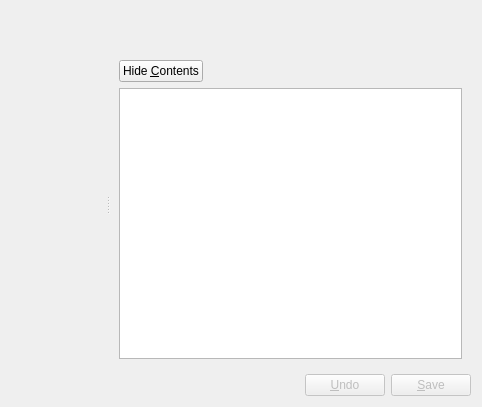
KDE/kwalletmanager, file src/manager/walletwidget.ui: the form before one commit.
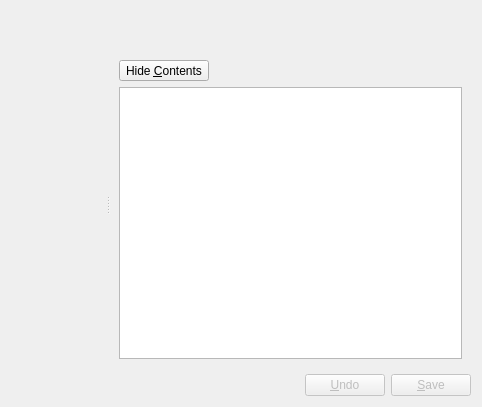
The form after the commit. The open tabs and pages were chosen to show the change. Custom widgets are drawn as their Qt base class.

Commit message:
Password contents can now always been shown when navigating the tree
The "show contents" and "hide contenst" buttons now received a menu
with a checkable action letting the user to change the behavior of
the editor when it selects a password entry.

The menu is displayed by long clicking the respective buttons. If
"always show contents" is checked, then the editor will show password
contents right away. No need to click "show contents".

The corresponding setting is put into the rc file so it'll be restored
upon kwalletmanager restart.

The edit to the form file:
```diff
--- a/src/manager/walletwidget.ui
+++ b/src/manager/walletwidget.ui
@@ -134,10 +134,19 @@
            <item>
             <layout class="QHBoxLayout" name="horizontalLayout_3">
              <item>
-              <widget class="KPushButton" name="_hideContents">
+              <widget class="QToolButton" name="_hideContents">
                <property name="text">
                 <string>Hide &amp;Contents</string>
                </property>
+               <property name="popupMode">
+                <enum>QToolButton::DelayedPopup</enum>
+               </property>
+               <property name="toolButtonStyle">
+                <enum>Qt::ToolButtonTextOnly</enum>
+               </property>
+               <property name="arrowType">
+                <enum>Qt::DownArrow</enum>
+               </property>
               </widget>
              </item>
              <item>
```
Left out of the diff: 8 changed lines with no effect on the pictures. The commit also changes 2 other files.
